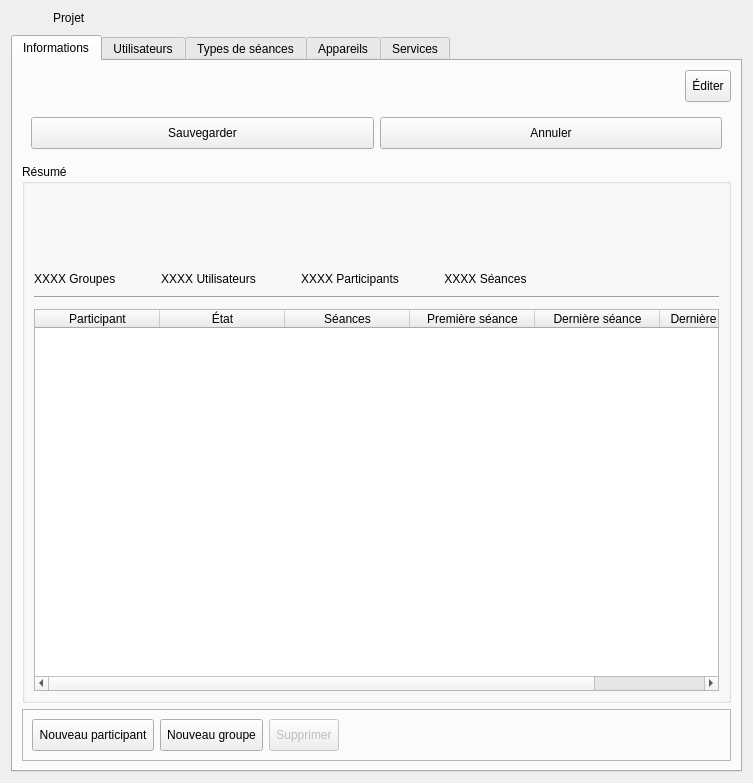
Above: client/src/editors/ProjectWidget.ui from introlab/openteraplus before the change. Below: the same form after it.
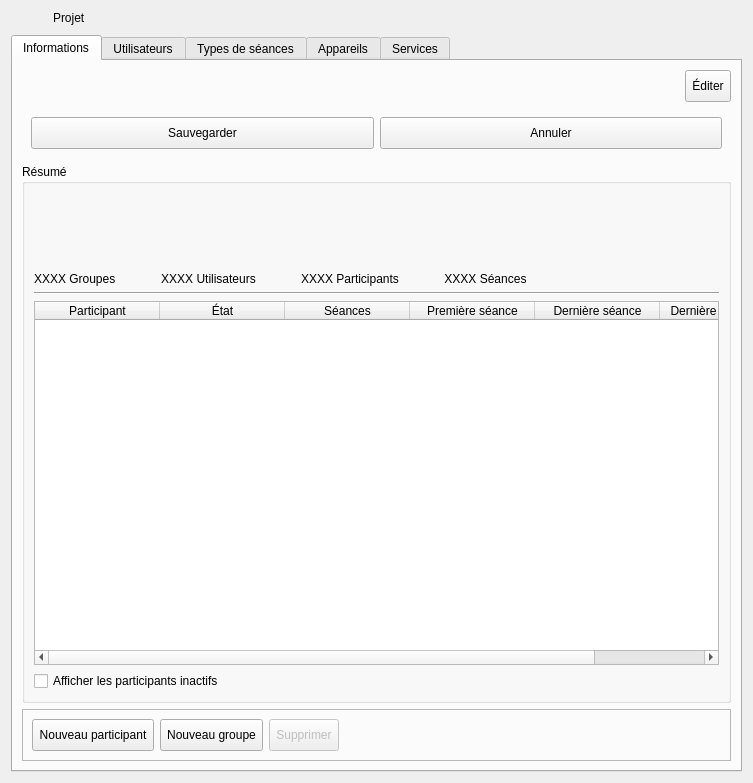
That is the form after the change. The open tabs and pages were chosen to show the change. Icons and pictures are not drawn. Custom widgets are drawn as their Qt base class.

Commit message: Refs #78. Updated ProjectWidget.

Patch:
```diff
--- a/client/src/editors/ProjectWidget.ui
+++ b/client/src/editors/ProjectWidget.ui
@@ -307,9 +307,6 @@
           <string>Résumé</string>
          </property>
          <layout class="QVBoxLayout" name="verticalLayout_6">
-          <property name="spacing">
-           <number>10</number>
-          </property>
           <item>
            <layout class="QGridLayout" name="gridLayout">
             <property name="horizontalSpacing">
@@ -590,6 +587,13 @@
             </item>
            </layout>
           </item>
+          <item>
+           <widget class="QCheckBox" name="chkShowInactive">
+            <property name="text">
+             <string>Afficher les participants inactifs</string>
+            </property>
+           </widget>
+          </item>
          </layout>
         </widget>
        </item>
```
Left out of the diff: 2 changed lines with no effect on the pictures. The commit also changes 6 other files.
